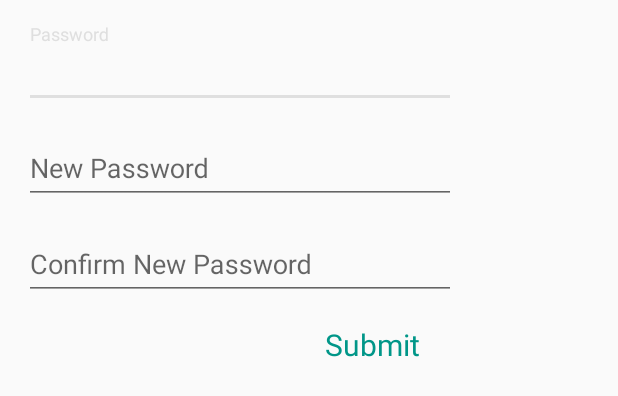
After one commit to CHEEPEE/SAC-Notification-App, an Android app: the layout change_password_dialog.xml on its own in the app's theme, with its tools: preview values and no code run, on a phone screen of 412 x 824 dp. The commit adds this screen. Shown: the top 396 px of the screen. Run offline under Robolectric (Android 15) with nearby library versions, the phone set to English and light mode, and no system bars; Roboto replaces fonts that are not available here.

Commit message:
save changes

```diff
--- /dev/null
+++ b/SACActivitiesNotificationMobileApplication/app/src/main/res/layout/change_password_dialog.xml
@@ -0,0 +1,83 @@
+<?xml version="1.0" encoding="utf-8"?>
+<android.support.constraint.ConstraintLayout
+    xmlns:android="http://schemas.android.com/apk/res/android"
+    xmlns:app="http://schemas.android.com/apk/res-auto"
+    xmlns:tools="http://schemas.android.com/tools"
+    android:layout_width="320sp"
+    android:layout_height="wrap_content"
+    android:padding="8sp">
+
+    <android.support.design.widget.TextInputLayout
+        android:id="@+id/textInputLayout"
+
+        android:layout_width="match_parent"
+        android:layout_height="wrap_content"
+        android:layout_marginEnd="8dp"
+        android:layout_marginStart="8dp"
+        android:layout_marginTop="8dp"
+        app:layout_constraintEnd_toEndOf="parent"
+        app:layout_constraintStart_toStartOf="parent"
+        app:layout_constraintTop_toTopOf="parent">
+
+        <android.support.design.widget.TextInputEditText
+            android:id="@+id/inputOldPassword"
+            android:layout_width="match_parent"
+            android:layout_height="wrap_content"
+            android:hint="Password" />
+    </android.support.design.widget.TextInputLayout>
+
+    <android.support.design.widget.TextInputLayout
+        android:id="@+id/laynewpass"
+
+        android:layout_width="match_parent"
+        android:layout_height="wrap_content"
+        android:layout_marginEnd="8dp"
+        android:layout_marginStart="8dp"
+        android:layout_marginTop="8dp"
+        app:layout_constraintEnd_toEndOf="parent"
+        app:layout_constraintHorizontal_bias="1.0"
+        app:layout_constraintStart_toStartOf="parent"
+        app:layout_constraintTop_toBottomOf="@+id/textInputLayout">
+
+        <android.support.design.widget.TextInputEditText
+            android:id="@+id/inputNewPass"
+            android:layout_width="match_parent"
+            android:layout_height="wrap_content"
+            android:hint="New Password" />
+    </android.support.design.widget.TextInputLayout>
+
+    <android.support.design.widget.TextInputLayout
+        android:id="@+id/layconfirmpass"
+
+        android:layout_width="match_parent"
+        android:layout_height="wrap_content"
+        android:layout_marginEnd="8dp"
+        android:layout_marginStart="8dp"
+        android:layout_marginTop="8dp"
+        app:layout_constraintEnd_toEndOf="parent"
+        app:layout_constraintHorizontal_bias="0.0"
+        app:layout_constraintStart_toStartOf="parent"
+        app:layout_constraintTop_toBottomOf="@+id/laynewpass">
+
+        <android.support.design.widget.TextInputEditText
+            android:id="@+id/inputconfirmpass"
+            android:layout_width="match_parent"
+            android:layout_height="wrap_content"
+            android:hint="Confirm New Password" />
+    </android.support.design.widget.TextInputLayout>
+
+
+    <TextView
+        android:id="@+id/lblSubmit"
+        android:layout_width="wrap_content"
+        android:layout_height="wrap_content"
+        android:layout_marginEnd="24dp"
+
+        android:layout_marginTop="16dp"
+        android:text="Submit"
+        android:textColor="@color/colorTeal"
+        android:textSize="20sp"
+        app:layout_constraintEnd_toEndOf="@+id/textInputLayout"
+        app:layout_constraintTop_toBottomOf="@+id/layconfirmpass" />
+
+</android.support.constraint.ConstraintLayout>
--- a/SacActivityNotificationStudent/app/src/main/java/com/app/notification/activity/sac/sacactivitynotificationstudent/LoginActivity.java
+++ b/SacActivityNotificationStudent/app/src/main/java/com/app/notification/activity/sac/sacactivitynotificationstudent/LoginActivity.java
@@ -107,16 +107,13 @@ public class LoginActivity extends AppCompatActivity {
                             FirebaseUser user = mAuth.getCurrentUser();
 
 
-                            if (email.equals("renel@gmail.com ")){
-
-                            }else {
                                 FirebaseDatabase.getInstance().getReference().child("users").child(user.getUid()).child("studentNumber").setValue(password);
                                 FirebaseDatabase.getInstance().getReference().child("users").child(user.getUid()).child("userId").setValue(user.getUid());
                                 Intent i = new Intent(LoginActivity.this, Welcomeback.class);
                                 startActivity(i);
                                 System.out.println("success");
                                 finish();
-                            }
+
                         } else {
                             // If sign in fails, display a message to the user.
                             lbl_tryAgain.setVisibility(View.VISIBLE);
--- a/SacActivityNotificationStudent/app/src/main/java/com/app/notification/activity/sac/sacactivitynotificationstudent/PostFeedRecyclerViewAdapter.java
+++ b/SacActivityNotificationStudent/app/src/main/java/com/app/notification/activity/sac/sacactivitynotificationstudent/PostFeedRecyclerViewAdapter.java
@@ -141,6 +141,8 @@ public class PostFeedRecyclerViewAdapter extends RecyclerView.Adapter<PostFeedRe
                                 dialog.dismiss();
                             }
                         });
+
+
                     }
                 });
 
--- a/SacActivityNotificationStudent/app/src/main/res/layout/menu_left_drawer.xml
+++ b/SacActivityNotificationStudent/app/src/main/res/layout/menu_left_drawer.xml
@@ -46,7 +46,7 @@
         android:layout_height="wrap_content"
         android:layout_marginTop="8dp"
 
-        android:text="Profile Setting"
+        android:text="Change Name"
         android:textColor="@color/colorWhite"
         android:textSize="18sp"
         android:textStyle="bold"
```
Also changed, not shown: SACActivitiesNotificationMobileApplication/app/src/main/java/com/app/notification/activity/sac/sacactivitiesnotificationmobileapplication/Announcements.java (+164 -1 lines), SACActivitiesNotificationMobileApplication/app/src/main/java/com/app/notification/activity/sac/sacactivitiesnotificationmobileapplication/PostFeedRecyclerViewAdapter.java (+18 -0 lines), SACActivitiesNotificationMobileApplication/app/src/main/java/com/app/notification/activity/sac/sacactivitiesnotificationmobileapplication/UserManagerMap.java (added, +38 -0 lines), SACActivitiesNotificationMobileApplication/app/src/main/res/layout/menu_left_drawer.xml (+26 -0 lines), SACActivitiesNotificationMobileApplication/app/src/main/res/layout/register_dialog.xml (added, +68 -0 lines), SacActivityNotificationStudent/app/src/main/java/com/app/notification/activity/sac/sacactivitynotificationstudent/Announcements.java (+39 -1 lines), SacActivityNotificationStudent/app/src/main/res/layout/change_name.xml (added, +35 -0 lines).
